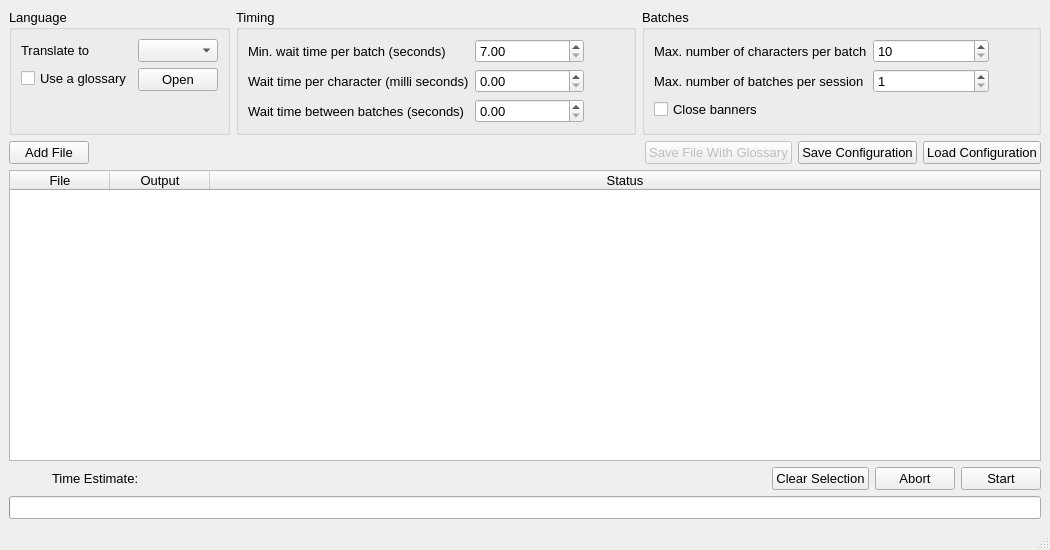
Old version of the form ui/mainwindow.ui in the repository VoxelCubes/AutoDeep.
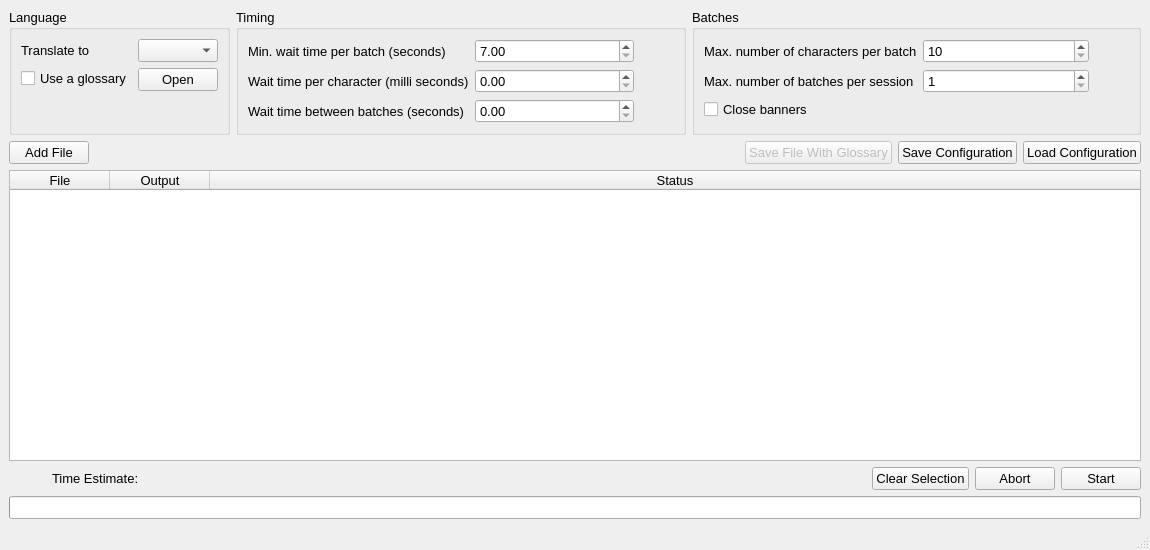
New version of the form. Icons and pictures are not drawn. Custom widgets are drawn as their Qt base class.

Commit message: Made UI wide enough not to wrap

What changed in the file:
```diff
--- a/ui/mainwindow.ui
+++ b/ui/mainwindow.ui
@@ -6,7 +6,7 @@
    <rect>
     <x>0</x>
     <y>0</y>
-    <width>1050</width>
+    <width>1150</width>
     <height>550</height>
    </rect>
   </property>
```
The commit also changes 1 other file.
